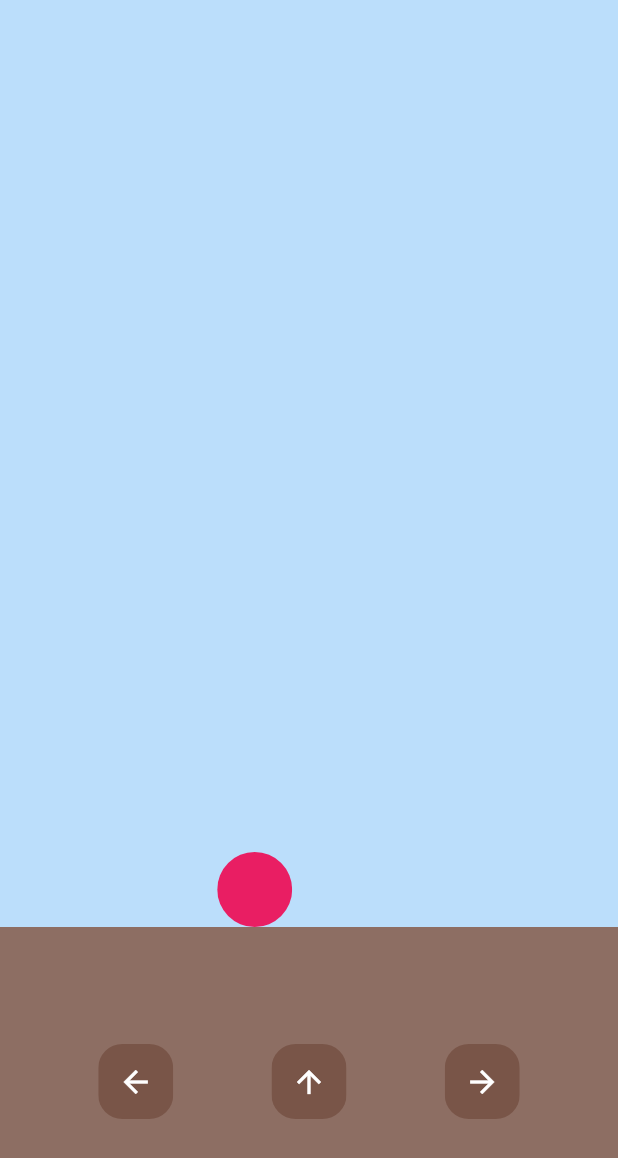
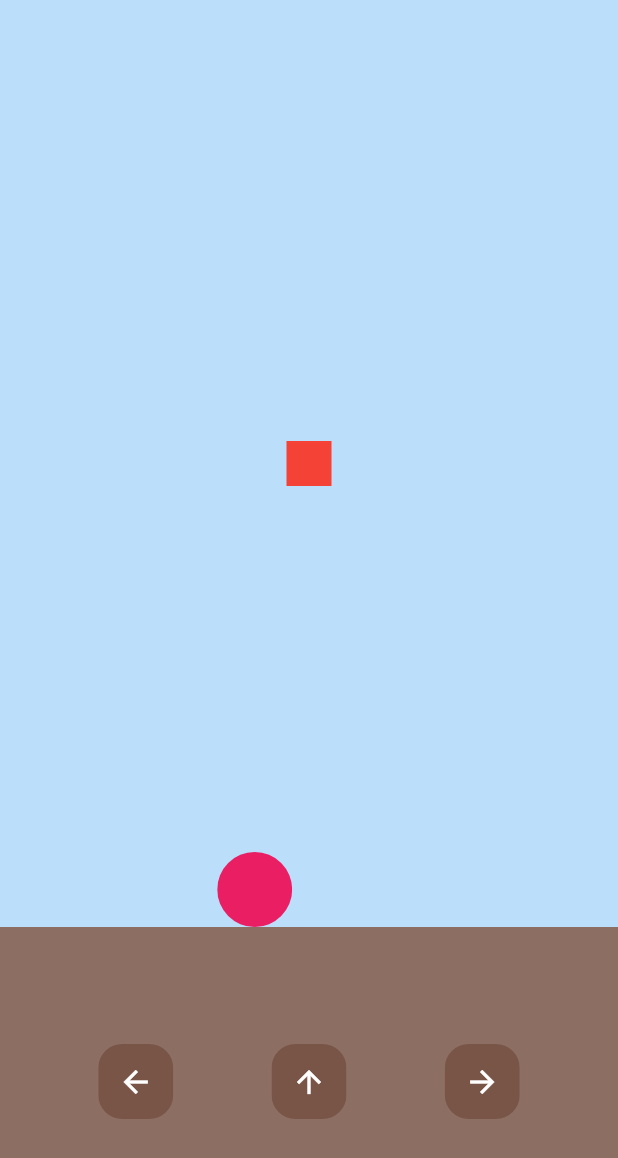
Before and after one commit to Rizz-33/Bubble-Trouble, a Flutter app: the screen it shows after launch, after a tap on the "arrow back" icon, on a phone screen of 412 x 824 dp. Shown: the top 1158 px of the screen. Run offline on Flutter 3.47's test engine with Material 3 defaults, Android fonts, the light colour scheme and no system bars.

Commit message:
modify: fire missle function

```diff
--- a/lib/home.dart
+++ b/lib/home.dart
@@ -1,3 +1,5 @@
+import 'dart:async';
+
 import 'package:bubble_trouble/button.dart';
 import 'package:bubble_trouble/player.dart';
 import 'package:flutter/material.dart';
@@ -13,6 +15,8 @@ class HomePage extends StatefulWidget {
 class _HomePageState extends State<HomePage> {
 
   double X = 0;
+  double mX = 0;
+  double mY = 0;
 
   void moveLeft() {
     setState(() {
@@ -35,7 +39,9 @@ class _HomePageState extends State<HomePage> {
   }
 
   void fireMissle() {
+    Timer.periodic(Duration(milliseconds: 100), (timer){
 
+    });
   }
 
   @override
@@ -66,6 +72,14 @@ class _HomePageState extends State<HomePage> {
                     MyPlayer(
                       X: X,
                     ),
+                    Container(
+                      alignment: Alignment(mX, mY),
+                      child: Container(
+                        width: 30,
+                        height: 30,
+                        color: Colors.red,
+                      ),
+                    )
                   ],
                 ),
               ),
```
